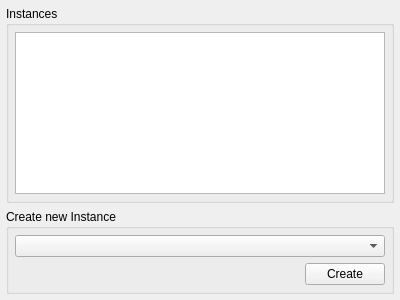
GNS3/gns3-gui, file gns3/ui/cloud_inspector_view.ui: the form before one commit.
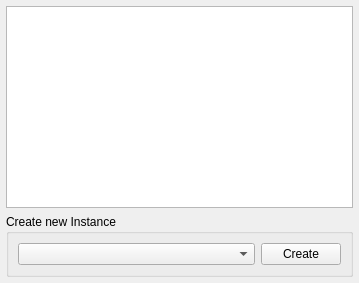
The form after the commit.

Commit message: more compact layout for cloud inspector

```diff
--- a/gns3/ui/cloud_inspector_view.ui
+++ b/gns3/ui/cloud_inspector_view.ui
@@ -6,8 +6,8 @@
    <rect>
     <x>0</x>
     <y>0</y>
-    <width>400</width>
-    <height>300</height>
+    <width>359</width>
+    <height>283</height>
    </rect>
   </property>
   <property name="windowTitle">
@@ -19,24 +19,6 @@
   <property name="styleSheet">
    <string notr="true"/>
   </property>
-  <layout class="QVBoxLayout" name="verticalLayout_3">
-   <property name="leftMargin">
-    <number>6</number>
-   </property>
-   <property name="topMargin">
-    <number>6</number>
-   </property>
-   <property name="rightMargin">
-    <number>6</number>
-   </property>
-   <property name="bottomMargin">
-    <number>6</number>
-   </property>
-   <item>
-    <widget class="QGroupBox" name="uiInstancesGroupBox">
-     <property name="title">
-      <string>Instances</string>
-     </property>
      <layout class="QVBoxLayout" name="verticalLayout">
       <property name="leftMargin">
        <number>6</number>
@@ -60,44 +42,21 @@
         </attribute>
        </widget>
       </item>
-     </layout>
-    </widget>
-   </item>
    <item>
     <widget class="QGroupBox" name="uiCreateInstanceGroupBox">
      <property name="title">
       <string>Create new Instance</string>
      </property>
-     <layout class="QVBoxLayout" name="verticalLayout_2">
-      <property name="leftMargin">
-       <number>6</number>
-      </property>
-      <property name="topMargin">
-       <number>6</number>
-      </property>
-      <property name="rightMargin">
-       <number>6</number>
-      </property>
-      <property name="bottomMargin">
-       <number>6</number>
-      </property>
-      <item>
-       <widget class="QComboBox" name="uiCreateInstanceComboBox"/>
-      </item>
-      <item>
        <layout class="QHBoxLayout" name="horizontalLayout">
         <item>
-         <spacer name="horizontalSpacer">
-          <property name="orientation">
-           <enum>Qt::Horizontal</enum>
-          </property>
-          <property name="sizeHint" stdset="0">
-           <size>
-            <width>40</width>
-            <height>20</height>
-           </size>
-          </property>
-         </spacer>
+       <widget class="QComboBox" name="uiCreateInstanceComboBox">
+        <property name="sizePolicy">
+         <sizepolicy hsizetype="Expanding" vsizetype="Fixed">
+          <horstretch>0</horstretch>
+          <verstretch>0</verstretch>
+         </sizepolicy>
+        </property>
+       </widget>
         </item>
         <item>
          <widget class="QPushButton" name="uiCreateInstanceButton">
@@ -105,8 +64,6 @@
            <string>Create</string>
           </property>
          </widget>
-        </item>
-       </layout>
       </item>
      </layout>
     </widget>
```
Lines whose indentation alone changed are shown as unchanged. The commit also changes 1 other file.
